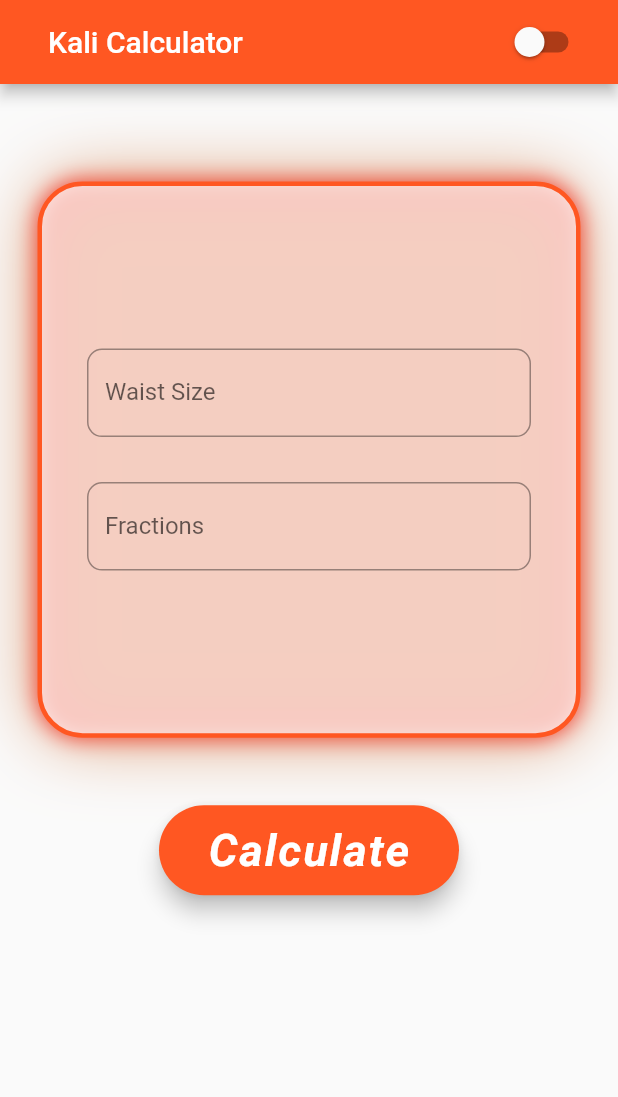
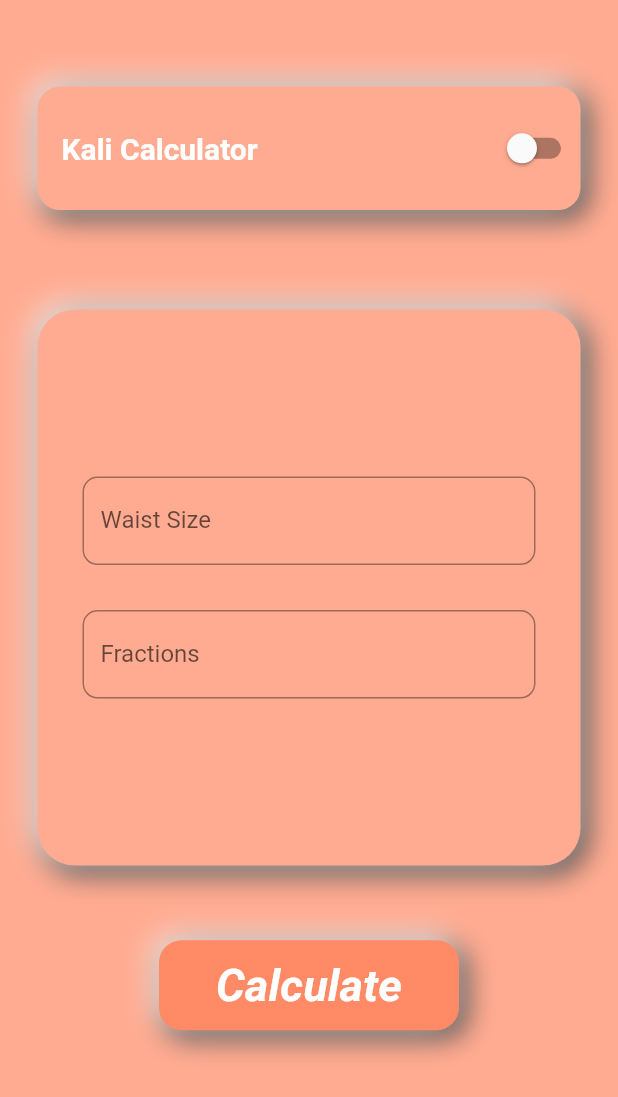
Before and after one commit to PRAVEEN7230/kc, a Flutter app: the screen it shows after launch, on a phone screen of 412 x 824 dp. Shown: the top 1097 px of the screen. Run offline on Flutter 3.47's test engine with Material 2 defaults, Android fonts, the light colour scheme and no system bars; our stand-ins replace animated_splash_screen, screenshot, share.

Commit message:
updates in UI

```diff
--- a/lib/home_page.dart
+++ b/lib/home_page.dart
@@ -61,22 +61,26 @@ class _MyHomePageState extends State<MyHomePage> {
               return Screenshot(
                 controller: screenshotController,
                 child: AlertDialog(
-                  //title: const Text('Scale'),
+                  backgroundColor: Colors.grey[200],
                   shape: const RoundedRectangleBorder(
                       borderRadius: BorderRadius.all(Radius.circular(25.0))
                   ),
                   content: Stack(
                     alignment: Alignment.center,
                     children: [
-                      Container(
-                        height: MediaQuery.of(context).size.height,
-                        width: MediaQuery.of(context).size.width,
+                      ColorFiltered(
+                        colorFilter: ColorFilter.mode(Colors.deepOrange.shade200, BlendMode.hue),
+                        child: Container(
+                          //height: MediaQuery.of(context).size.height,
+                          //width: MediaQuery.of(context).size.width,
                           decoration: BoxDecoration(
-                            borderRadius: BorderRadius.circular(10.0),
+                              borderRadius: BorderRadius.circular(0),
                               image: const DecorationImage(
-                              fit: BoxFit.cover,
+                                fit: BoxFit.fill,
                                 filterQuality: FilterQuality.medium,
-                              image:  AssetImage('images/ScaleVertical.png'),)
+                                image:  AssetImage('images/ScaleVertical.png'),
+                              )
+                          ),
                         ),
                       ),
                       Column(
@@ -95,14 +99,13 @@ class _MyHomePageState extends State<MyHomePage> {
                         }).toList(),
                       ),
                       Positioned(
-                        top: arrowPosition,
-                        //bottom: 50,
-                        left: width*0.04,
+                        top: 390,//arrowPosition,
                         child: Row(
-                          children: [
-                            const Icon(Icons.arrow_back,color: Colors.deepOrangeAccent,size: 45,),
-                            SizedBox(width: width*0.315,),
-                            const Icon(Icons.arrow_forward,color: Colors.deepOrangeAccent,size: 45,),
+                          mainAxisAlignment: MainAxisAlignment.center,
+                          children: const [
+                            Icon(Icons.arrow_back,color: Colors.deepOrangeAccent,size: 45,),
+                            SizedBox(width: 100,),//width*0.315,),
+                            Icon(Icons.arrow_forward,color: Colors.deepOrangeAccent,size: 45,),
                           ],
                         ),
                       ),
@@ -110,13 +113,12 @@ class _MyHomePageState extends State<MyHomePage> {
                         visible: greenArrowStatus,
                         child: Positioned(
                           top: arrowPosition+spacing,
-                          //bottom: 50,
-                          left: width*0.04,
                           child: Row(
+                            mainAxisAlignment: MainAxisAlignment.center,
                             children: [
-                              const Icon(Icons.arrow_back,color: Colors.lightGreenAccent,size: 45,),
+                              const Icon(Icons.arrow_back,color: Colors.lightGreen,size: 45,),
                               SizedBox(width: width*0.315,),
-                              const Icon(Icons.arrow_forward,color: Colors.lightGreenAccent,size: 45,),
+                              const Icon(Icons.arrow_forward,color: Colors.lightGreen,size: 45,),
                             ],
                           ),
                         ),
@@ -126,7 +128,7 @@ class _MyHomePageState extends State<MyHomePage> {
                         right: 0,
                         child: MaterialButton(
                           onPressed: _saveScale,
-                          color: Colors.deepOrangeAccent,
+                          color: Colors.deepOrange[300],
                           child: const Text(
                             "Share",
                             style: TextStyle(
@@ -143,13 +145,14 @@ class _MyHomePageState extends State<MyHomePage> {
               );
             },
           );
-        } on Exception catch (e) {
+        } on Exception{
            _showSnackBar('Invalid Input!! Try Again');
         }
     });
   }
 
   void _showSnackBar(String message){
+    ScaffoldMessenger.of(context).removeCurrentSnackBar();
   final snackBar = SnackBar(
     behavior: SnackBarBehavior.floating,
     backgroundColor: Colors.blueGrey,
@@ -163,47 +166,100 @@ class _MyHomePageState extends State<MyHomePage> {
 
   @override
   Widget build(BuildContext context) {
+    final _size = MediaQuery.of(context).size;
     return Scaffold(
       resizeToAvoidBottomInset: false,
-      appBar: AppBar(
-        title: Row(
-          mainAxisAlignment: MainAxisAlignment.start,
-          mainAxisSize: MainAxisSize.max,
+      backgroundColor: Colors.deepOrange[200],
+      // appBar: AppBar(
+      //   title: Row(
+      //     mainAxisAlignment: MainAxisAlignment.start,
+      //     mainAxisSize: MainAxisSize.max,
+      //     children: [
+      //       Padding(
+      //         padding: const EdgeInsets.only(left: 16.0),
+      //         child: Text(widget.title),
+      //       ),
+      //     ],
+      //   ),
+      //   actions: [
+      //     Switch(
+      //       onChanged: (bool value) { _greenArrowStatusChanger(); },
+      //       value: greenArrowStatus,
+      //       activeColor: Colors.lightGreenAccent,
+      //     ),
+      //     const SizedBox(width: 20,),
+      //   ],
+      // ),
+      body: Column(
+        children: [
+          SizedBox(height: _size.height*0.07,),
+          Container(
+              height: _size.height*0.1,
+              margin: const EdgeInsets.only(left: 25.0,right: 25),
+              decoration: BoxDecoration(
+                color: Colors.deepOrange[200],
+                borderRadius: BorderRadius.circular(15.0),
+                boxShadow: [
+                  BoxShadow(
+                    color: Colors.grey.shade800,
+                    offset: const Offset(4,4),
+                    blurRadius: 15,
+                    spreadRadius: 1,
+                  ),
+                  const BoxShadow(
+                    color: Colors.white70,
+                    offset: Offset(-4,-4),
+                    blurRadius: 15,
+                    spreadRadius: 1,
+                  )
+                ],
+              ),
+              child: Row(
+                mainAxisAlignment: MainAxisAlignment.spaceBetween,
                 children: [
                   Padding(
                     padding: const EdgeInsets.only(left: 16.0),
-              child: Text(widget.title),
+                    child: Text(
+                        widget.title,
+                      style: const TextStyle(
+                        color: Colors.white,
+                        fontWeight: FontWeight.bold,
+                        fontSize: 20,
                       ),
-          ],
                     ),
-        actions: [
+                  ),
                   Switch(
                     onChanged: (bool value) { _greenArrowStatusChanger(); },
                     value: greenArrowStatus,
-            activeColor: Colors.lightGreenAccent,
+                    activeColor: Colors.deepOrange[300],
                   ),
-          const SizedBox(width: 20,),
                 ],
+              )
           ),
-      body: Center(
+          Center(
             child: Column(
               children: [
-            const SizedBox(height: 40,),
+                SizedBox(height: _size.height*0.05,),
                 Container(
-              height: MediaQuery.of(context).size.height*0.45,
-              width: MediaQuery.of(context).size.width,
+                  height: _size.height*0.45,
                   margin: const EdgeInsets.all(25.0),
                   decoration: BoxDecoration(
+                    color: Colors.deepOrange[200],
+                    borderRadius: BorderRadius.circular(25.0),
+                    boxShadow: [
+                      BoxShadow(
+                        color: Colors.grey.shade800,
+                        offset: const Offset(4,4),
+                        blurRadius: 15,
+                        spreadRadius: 1,
+                      ),
+                      const BoxShadow(
                         color: Colors.white70,
-                borderRadius: BorderRadius.circular(30.0),
-                boxShadow: const [
-                  BoxShadow(color: Color(0xE5FF1B1B), blurRadius: 12.0 ),
-                  BoxShadow(color: Color(0xADCB6D2F), blurRadius: 40.0)
+                        offset: Offset(-4,-4),
+                        blurRadius: 15,
+                        spreadRadius: 1,
+                      )
                     ],
-                border: Border.all(
-                  width: 3.0,
-                  color: Colors.deepOrange,
-                ),
                   ),
                   child: Padding(
                     padding: const EdgeInsets.all(15),
@@ -248,44 +304,45 @@ class _MyHomePageState extends State<MyHomePage> {
                     ),
                   ),
                 ),
-            const SizedBox(height: 20,),
-            SizedBox(
+                SizedBox(height: _size.height*0.03,),
+                Container(
                   height: 60,
                   width: 200,
-              child: FloatingActionButton.extended(
+                  decoration: BoxDecoration(
+                    color: Colors.deepOrange[300],
+                    borderRadius: BorderRadius.circular(15),
+                    boxShadow: [
+                      BoxShadow(
+                        color: Colors.grey.shade800,
+                        offset: const Offset(4,4),
+                        blurRadius: 15,
+                        spreadRadius: 1,
+                      ),
+                      const BoxShadow(
+                        color: Colors.white70,
+                        offset: Offset(-4,-4),
+                        blurRadius: 15,
+                        spreadRadius: 1,
+                      )
+                    ],
+                  ),
+                  child: TextButton(
                       onPressed: _calculateFraction,
-                  tooltip: 'Calculate',
-                  label: const Text(
+                      child: const Text(
                             'Calculate',
                             style: TextStyle(
                               fontSize: 30,
+                              color: Colors.white,
                               fontStyle: FontStyle.italic,
                               fontWeight: FontWeight.bold,
                             ),
-                  )
+                          ),
                   ),
                 )
-            // SizedBox(
-            //   height: 60,
-            //   width: 220,
-            //   child: ElevatedButton(
-            //     onPressed: (){
-            //       _calculateFraction();
-            //     },
-            //     style: ElevatedButton.styleFrom(
-            //       onPrimary: Colors.white,
-            //       textStyle: const TextStyle(
-            //         fontSize: 30,
-            //         fontStyle: FontStyle.italic,
-            //         fontWeight: FontWeight.bold,
-            //       ),
-            //     ),
-            //     child: const Text('Calculate',),
-            //   ),
-            // ),
               ],
             ),
-        // This trailing comma makes auto-formatting nicer for build methods.
+          ),
+        ],
       ),
     );
   }
@@ -296,7 +353,6 @@ class _MyHomePageState extends State<MyHomePage> {
       final directory = await getApplicationDocumentsDirectory();
       final imagePath = await File('${directory.path}/WaistSize-$waistSize-Kali-($parts).png').create();
       await imagePath.writeAsBytes(imageFile);
-      print(imagePath);
       await Share.shareFiles([imagePath.path],text:'Waist Size : $waistSize and No of Kali : $parts');
     }
   }
--- a/lib/main.dart
+++ b/lib/main.dart
@@ -18,6 +18,9 @@ class MyApp extends StatelessWidget {
       DeviceOrientation.portraitUp,
       DeviceOrientation.portraitDown,
     ]);
+    SystemChrome.setSystemUIOverlayStyle(const SystemUiOverlayStyle(
+      statusBarColor: Colors.transparent,
+    ));
     return MaterialApp(
       title: 'Kali Calculator',
       debugShowCheckedModeBanner: false,
```
Lines whose indentation alone changed are shown as unchanged.
